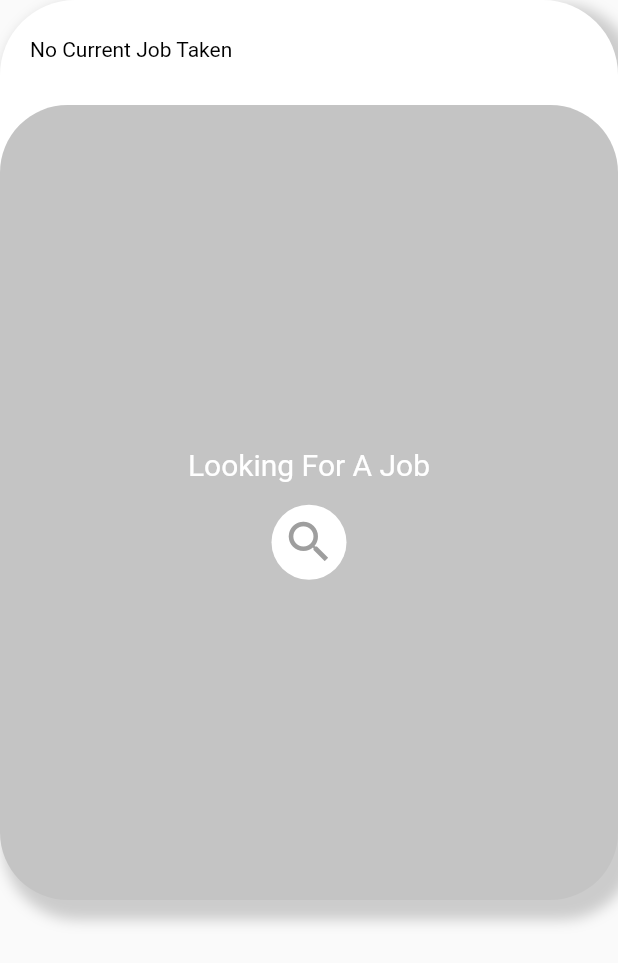
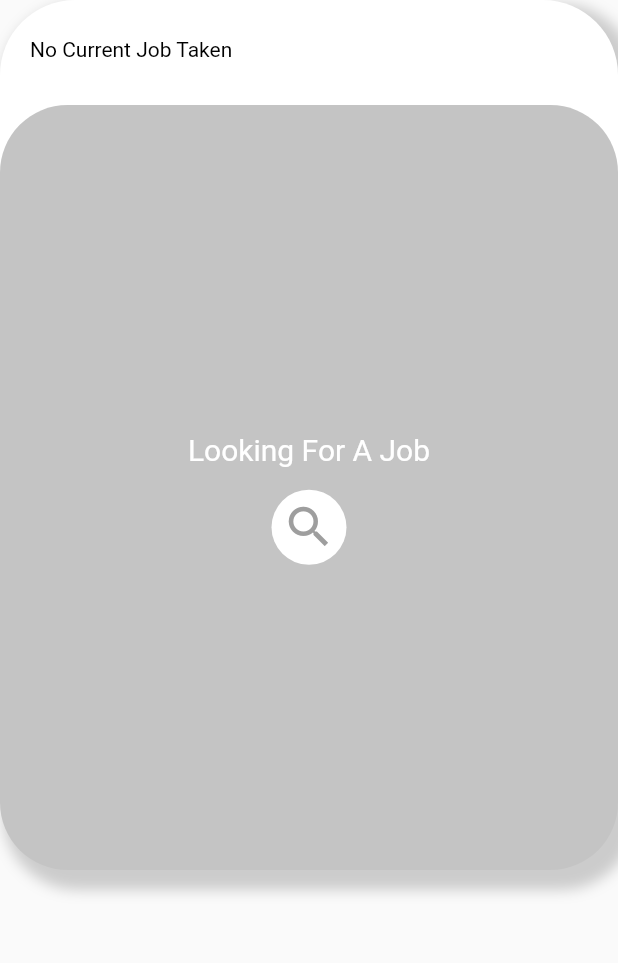
Before and after one commit to Chr0n0sXIII/HSA, a Flutter app: the MapView widget shown alone on an empty page, opened directly, on a phone screen of 412 x 824 dp. Shown: the top 963 px of the screen. Run offline on Flutter 3.47's test engine with Material 2 defaults, Android fonts, the phone set to English and light mode, and no system bars; our stand-ins replace device_preview, flutter_rating_bar.

Commit message:
resized to mapview to match cluster

```diff
--- a/lib/views/widgets/homeView_MapWidget.dart
+++ b/lib/views/widgets/homeView_MapWidget.dart
@@ -13,7 +13,7 @@ class _MapViewState extends State<MapView> {
   Widget build(BuildContext context) {
     String jobDesc = "No Current Job Taken";
     return Container(
-      height: 600,
+      height: 580,
       width: 450,
       decoration: BoxDecoration(
         color: Colors.white,
```
